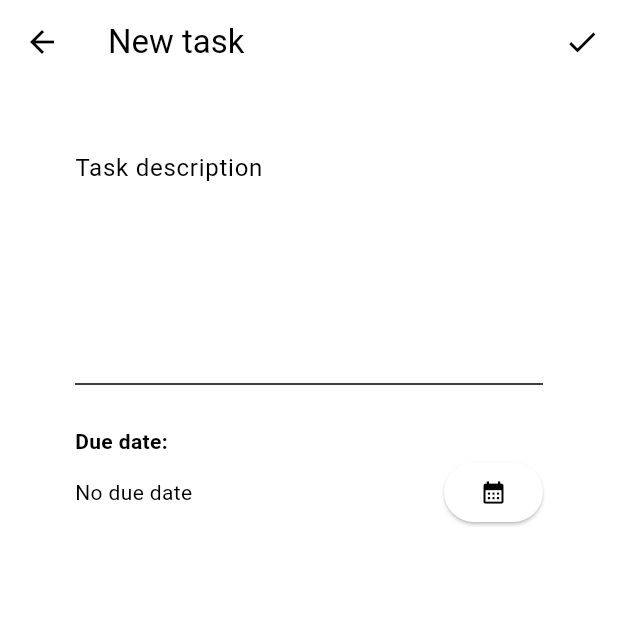
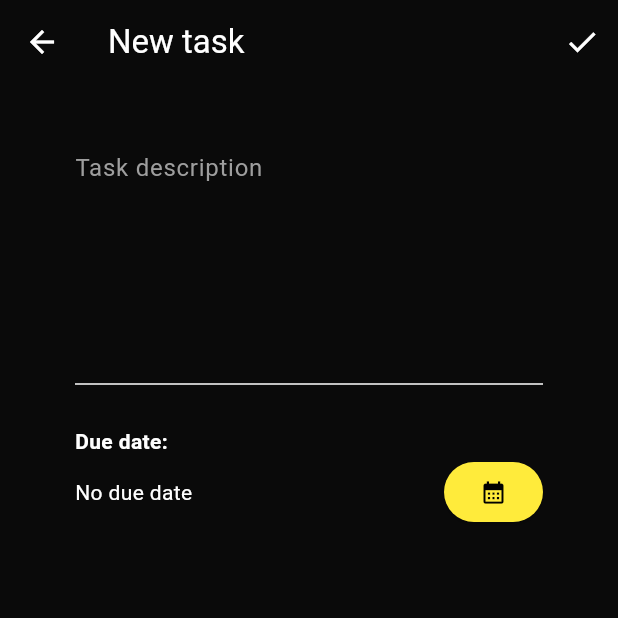
Before and after one commit to Hedevgare/uptodo, a Flutter app: the screen it shows after launch, after a tap on the "add" icon, on a phone screen of 412 x 824 dp, the top half of it. Run offline on Flutter 3.47's test engine with Material 3 defaults, Android fonts, the phone set to English and light mode, and no system bars; our stand-ins replace sqflite; accounts and stored records are empty.

Commit message:
Change app theme

```diff
--- a/lib/main.dart
+++ b/lib/main.dart
@@ -17,10 +17,26 @@ class MyApp extends StatelessWidget {
       child: MaterialApp(
         title: 'Uptodo',
         theme: ThemeData(
-          colorScheme: const ColorScheme.light(primary: Colors.blue),
+          brightness: Brightness.dark,
+          primaryColor: Colors.yellowAccent[700],
+          colorScheme: ColorScheme.fromSwatch().copyWith(
+              brightness: Brightness.dark,
+              primary: Colors.yellowAccent[700],
+              secondary: const Color.fromRGBO(45, 45, 45, 1)),
+          textTheme: const TextTheme(
+            bodySmall: TextStyle(color: Colors.white),
+            bodyMedium: TextStyle(color: Colors.white),
+            bodyLarge: TextStyle(color: Colors.white),
+          ),
+          scaffoldBackgroundColor: const Color.fromRGBO(10, 10, 10, 1),
+          appBarTheme: const AppBarTheme(
+              backgroundColor: Color.fromRGBO(10, 10, 10, 1),
+              foregroundColor: Colors.white),
+          // colorScheme: ColorScheme.fromSeed(seedColor: Colors.red, brightness: Brightness.dark),
           elevatedButtonTheme: ElevatedButtonThemeData(
               style: ElevatedButton.styleFrom(
-                  backgroundColor: Colors.white, foregroundColor: Colors.black)),
+                  backgroundColor: Colors.yellow,
+                  foregroundColor: Colors.black)),
           useMaterial3: true,
         ),
         home: const MyHomePage(title: 'Uptodo'),
--- a/lib/ui/task_list.dart
+++ b/lib/ui/task_list.dart
@@ -27,7 +27,7 @@ class TaskList extends StatelessWidget {
                   } else if (snapshot.hasError) {
                     return Center(child: Text('Error: ${snapshot.error}'));
                   } else if (!snapshot.hasData || snapshot.data!.isEmpty) {
-                    return const Center(child: Text('Nothing to do!'));
+                    return Center(child: Text('Nothing ${isDone ? 'done' : 'to do'}!'));
                   } else {
                     List<Task> t = snapshot.data ?? [];
                     return ListView.builder(
--- a/lib/views/home.dart
+++ b/lib/views/home.dart
@@ -32,15 +32,13 @@ class _MyHomePageState extends State<MyHomePage> {
   Widget build(BuildContext context) {
     return Scaffold(
       appBar: AppBar(
-        backgroundColor: Theme.of(context).colorScheme.inversePrimary,
         title: Text(widget.title),
         actions: <Widget>[
           IconButton(
               onPressed: () {
                 ScaffoldMessenger.of(context).showSnackBar(
                     const SnackBar(content: Text("TODO: App settings")));
-                Provider.of<TaskProvider>(context, listen: false)
-                    .purgeAllData();
+                // Provider.of<TaskProvider>(context, listen: false).purgeAllData();
               },
               icon: const Icon(Icons.settings))
         ],
@@ -88,7 +86,7 @@ class _MyHomePageState extends State<MyHomePage> {
         ),
       ),
       floatingActionButton: FloatingActionButton(
-        backgroundColor: Colors.white,
+        backgroundColor: Theme.of(context).primaryColor,
         foregroundColor: Colors.black,
         onPressed: () async {
           await Navigator.push(context,
```
Also changed, not shown: lib/ui/task_item_list.dart (+8 -13 lines), lib/views/new_task.dart (+11 -2 lines).
